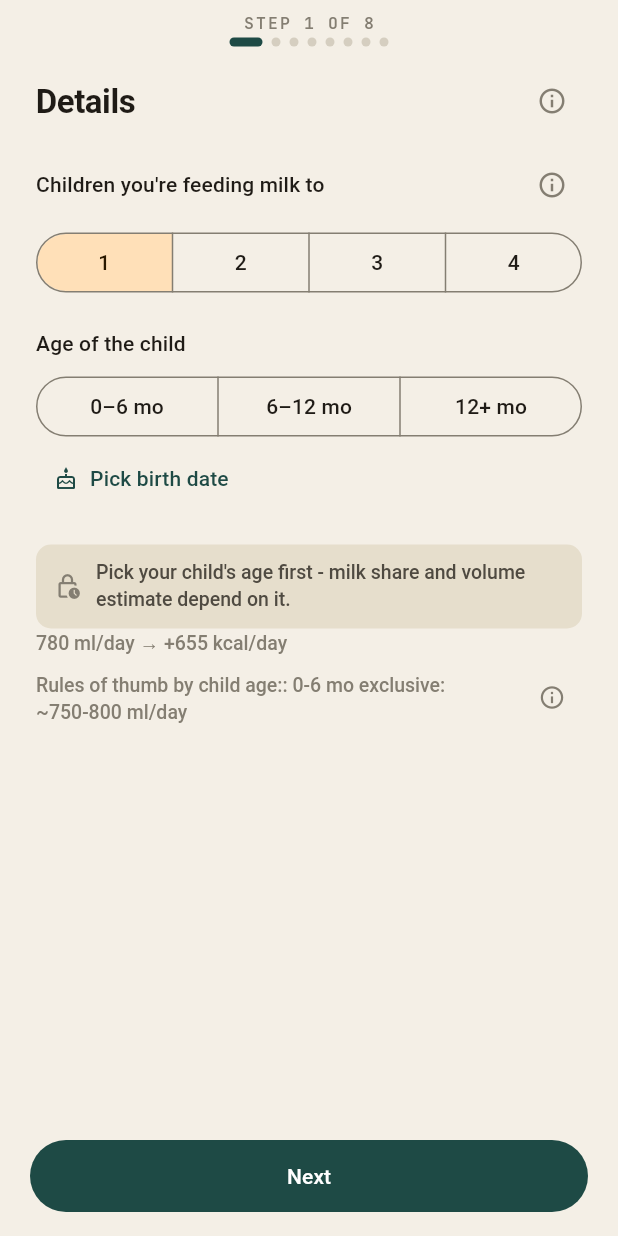
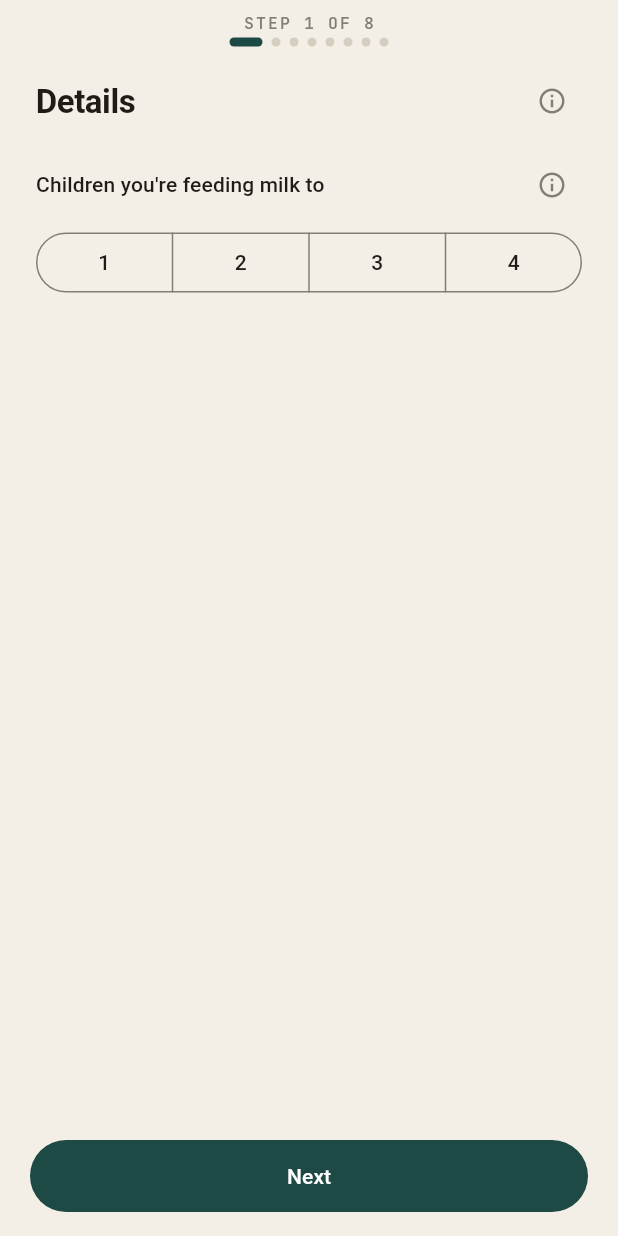
Before and after one commit to nourish-me/nourishme, a Flutter app: the screen it shows after launch, swiped to page 5, on a phone screen of 412 x 824 dp. Run offline on Flutter 3.47's test engine with Material 3 defaults, Android fonts, the phone set to English and light mode, and no system bars; our stand-ins replace device_info_plus, flutter_dotenv, flutter_local_notifications, flutter_markdown, flutter_riverpod, flutter_slidable and 8 more; missing offline and left inert: exif, mobile_scanner; accounts and stored records are empty; project files that could hold a hidden picture were left out.

Commit message:
Build +31: progressive disclosure + persistent snacks + polish
UX — onboarding lactation form:
- Progressive disclosure: until the user taps the children-count
  SegmentedButton, the age + milk-share + volume sections stay
  hidden. Once children is picked, age appears; once age is picked,
  milk-share + volume + ml-hint appear. The "Please pick the age
  first" gate banner is gone — the missing section now communicates
  the same thing more cleanly. _canAdvance gates the Next button on
  both acknowledgements.
- The SegmentedButton uses emptySelectionAllowed=true permanent and
  selected={} when unacknowledged, so the unpicked → picked
  transition doesn't blank out the chip on re-render.

Snacks:
- importantSnack duration bumped to Duration(days: 1) so the
  message stays until the user taps Verstanden / swipes (Vanessa
  Build+30: "wenn ich nichts drücke sollte der nicht nach 10s
  verschwinden"). Functionally persistent.

Trends:
- ConsistencyCard body text switches color based on whether
  it's the empty-state copy (use scheme.outline like the other
  empty states) or the actual progress sentence (keep
  scheme.onSurfaceVariant). Resolves Vanessa Build+30
  "Consistency wirkte fast weiß im Vergleich zu den anderen
  empty states".

Docs:
- docs/briefings/tip-illustrations-6-7-revision.md — concrete
  re-brief for Claude Design now that the first delivery rendered
  but didn't match tip1-tip5 visual richness. Spells out: reduce
  bubble text size, add multiple amber accents, outline the
  bowl + add berry-dots, sketch-quality on the cog, denser orbit
  ring, include the <style> block in delivery.

Co-Authored-By: Claude Opus 4.7 <noreply@anthropic.com>

```diff
--- a/lib/screens/onboarding_screen.dart
+++ b/lib/screens/onboarding_screen.dart
@@ -84,6 +84,11 @@ class _OnboardingScreenState extends ConsumerState<OnboardingScreen> {
 
   // Lactation
   int _numChildren = 1;
+  // Progressive disclosure: the age + milk-share + volume sections only
+  // appear once the user has confirmed the children count. Default false
+  // for fresh onboarding; the segmented picker shows no selection until
+  // the user taps.
+  bool _numChildrenAcknowledged = false;
   int _childAgeGroup = 0;
   // Optional youngest-child birth date. When set, _childAgeGroup is
   // re-derived from it instead of hand-picked.
@@ -160,12 +165,15 @@ class _OnboardingScreenState extends ConsumerState<OnboardingScreen> {
         return double.tryParse(_height.text.replaceAll(',', '.')) != null &&
             double.tryParse(_weight.text.replaceAll(',', '.')) != null;
       case _phaseDetailsStepIndex:
-        // Lactation phase: block "Next" until the user has explicitly
-        // picked the child's age. Without that the supply/calorie estimate
-        // would silently run off the default 0-6mo bucket and be wrong
-        // for an older child. Vanessa Build+28 feedback. Pregnancy +
-        // neither phases have no age input and pass through.
-        if (_isLactating && !_childAgeAcknowledged) return false;
+        // Lactation phase: progressive disclosure requires both the
+        // children-count AND the child's age to be explicitly picked
+        // before the user can move on. Otherwise the milk-share + volume
+        // sections are still hidden and the kcal estimate would silently
+        // run off bucket-defaults.
+        if (_isLactating &&
+            (!_numChildrenAcknowledged || !_childAgeAcknowledged)) {
+          return false;
+        }
         return true;
       case _summaryStepIndex:
         // Summary step: disclaimer is shown as plain text (no longer gated
@@ -461,9 +469,11 @@ class _OnboardingScreenState extends ConsumerState<OnboardingScreen> {
                       onTrimesterChanged: (v) =>
                           setState(() => _trimester = v),
                       numChildren: _numChildren,
+                      numChildrenAcknowledged: _numChildrenAcknowledged,
                       onChildrenChanged: (v) {
                         setState(() {
                           _numChildren = v;
+                          _numChildrenAcknowledged = true;
                           // Per-child override only makes sense for
                           // multiples; clear it on 0/1 so the single
                           // share drives the estimate.
@@ -1127,6 +1137,10 @@ class _PhaseDetailsStep extends StatelessWidget {
   final int trimester;
   final ValueChanged<int> onTrimesterChanged;
   final int numChildren;
+  // Progressive disclosure for the lactation form: until the user taps
+  // the children-count segmented, the age + milk-share + volume
+  // sections stay hidden. Default false in onboarding.
+  final bool numChildrenAcknowledged;
   final ValueChanged<int> onChildrenChanged;
   final int childAgeGroup;
   final ValueChanged<int> onAgeGroupChanged;
@@ -1151,6 +1165,7 @@ class _PhaseDetailsStep extends StatelessWidget {
     required this.trimester,
     required this.onTrimesterChanged,
     required this.numChildren,
+    required this.numChildrenAcknowledged,
     required this.onChildrenChanged,
     required this.childAgeGroup,
     required this.onAgeGroupChanged,
@@ -1243,11 +1258,16 @@ class _PhaseDetailsStep extends StatelessWidget {
                 ButtonSegment(value: 3, label: Text('3')),
                 ButtonSegment(value: 4, label: Text('4')),
               ],
-              selected: {numChildren},
+              // Progressive disclosure: stay empty until the user taps.
+              // emptySelectionAllowed always true so the unpicked→picked
+              // transition doesn't reset the SegmentedButton state.
+              emptySelectionAllowed: true,
+              selected: numChildrenAcknowledged ? {numChildren} : <int>{},
               showSelectedIcon: false,
               onSelectionChanged: (s) => onChildrenChanged(s.first),
             ),
           ),
+          if (numChildrenAcknowledged) ...[
             const SizedBox(height: 20),
             Text(
               numChildren == 1
@@ -1264,30 +1284,8 @@ class _PhaseDetailsStep extends StatelessWidget {
               onPickBirthdate: onPickBirthdate,
               onClearBirthdate: onClearBirthdate,
             ),
-          if (!ageAcknowledged) ...[
-            const SizedBox(height: 20),
-            Container(
-              padding: const EdgeInsets.symmetric(horizontal: 12, vertical: 10),
-              decoration: BoxDecoration(
-                color: scheme.surfaceContainerHigh,
-                borderRadius: BorderRadius.circular(10),
-              ),
-              child: Row(
-                children: [
-                  Icon(Icons.lock_clock_outlined,
-                      size: 18, color: scheme.outline),
-                  const SizedBox(width: 10),
-                  Expanded(
-                    child: Text(
-                      l10n.onboardingMilkAgeRequiredHint,
-                      style: textTheme.bodySmall
-                          ?.copyWith(color: scheme.onSurfaceVariant),
-                    ),
-                  ),
-                ],
-              ),
-            ),
-          ] else ...[
+          ],
+          if (numChildrenAcknowledged && ageAcknowledged) ...[
             const SizedBox(height: 20),
             // Concrete-scenario radios instead of a 0-100 slider (#82, #86):
             // beta testers couldn't estimate the % reliably. The widget
@@ -1326,7 +1324,6 @@ class _PhaseDetailsStep extends StatelessWidget {
               label: '$dailyVolumeMl ml',
               onChanged: (v) => onVolumeChanged(v.round()),
             ),
-          ],
             Text(
               l10n.settingsMilkVolumePerDayLabel(
                 dailyVolumeMl,
@@ -1341,6 +1338,7 @@ class _PhaseDetailsStep extends StatelessWidget {
               ageGroup: childAgeGroup,
               numChildren: numChildren,
             ),
+          ],
         ],
       ],
     );
--- a/lib/screens/trends_screen.dart
+++ b/lib/screens/trends_screen.dart
@@ -651,7 +651,13 @@ class _ConsistencyCard extends StatelessWidget {
           Text(
             body,
             style: textTheme.bodyMedium?.copyWith(
-              color: scheme.onSurfaceVariant,
+              // Match the other cards' empty-state convention
+              // (scheme.outline) for consistency. Vanessa Build+30:
+              // "Consistency body wirkte fast weiß im Vergleich zu
+              // Wochenschnitt + Mikro Empty-States".
+              color: stats.totalDaysSinceStart == 0
+                  ? scheme.outline
+                  : scheme.onSurfaceVariant,
             ),
           ),
         ],
--- a/lib/utils/important_snack.dart
+++ b/lib/utils/important_snack.dart
@@ -30,7 +30,11 @@ SnackBar importantSnack({
     SnackBar(
       content: Text(message),
       behavior: SnackBarBehavior.floating,
-      duration: const Duration(seconds: 10),
+      // Stay until the user actually dismisses (Vanessa Build+30: "wenn
+      // ich nichts drücke sollte der nicht nach 10s verschwinden").
+      // Duration.days(1) is the Flutter-idiomatic way to express
+      // "persistent" - the SnackBar API requires a non-null duration.
+      duration: const Duration(days: 1),
       action: SnackBarAction(label: dismissLabel, onPressed: () {}),
     );
 
--- a/pubspec.yaml
+++ b/pubspec.yaml
@@ -16,7 +16,7 @@ publish_to: 'none' # Remove this line if you wish to publish to pub.dev
 # https://developer.apple.com/library/archive/documentation/General/Reference/InfoPlistKeyReference/Articles/CoreFoundationKeys.html
 # In Windows, build-name is used as the major, minor, and patch parts
 # of the product and file versions while build-number is used as the build suffix.
-version: 1.0.0+30
+version: 1.0.0+31
 
 environment:
   sdk: ^3.11.4
```
Also changed, not shown: 1 other file. Lines whose indentation alone changed are shown as unchanged.
